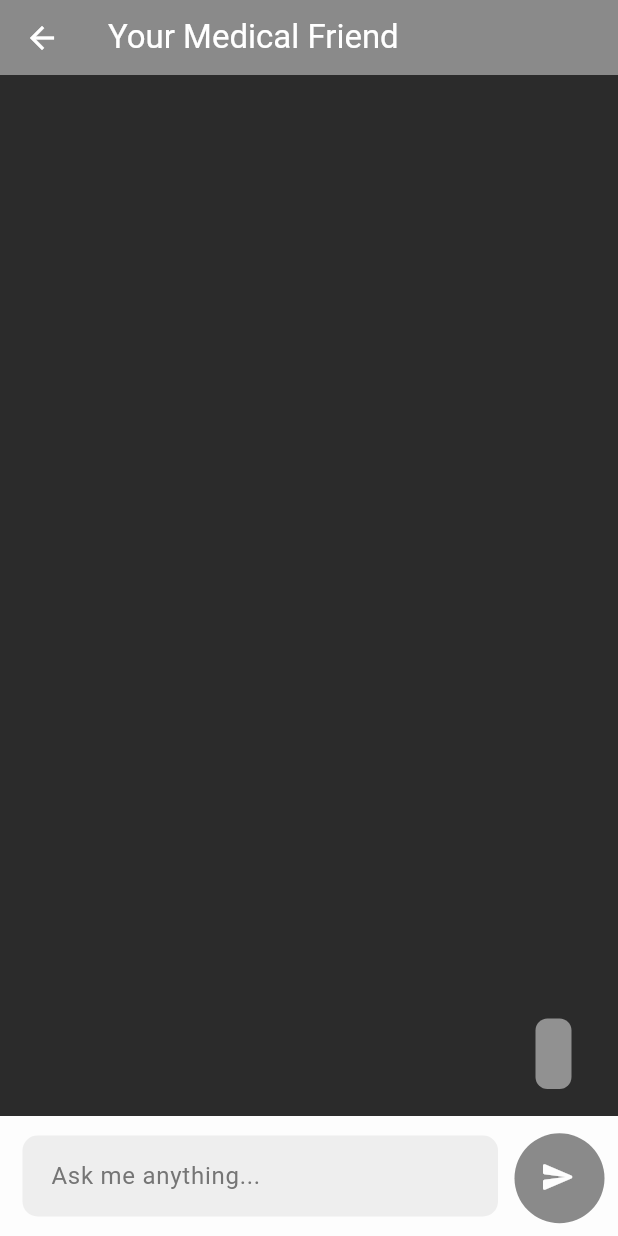
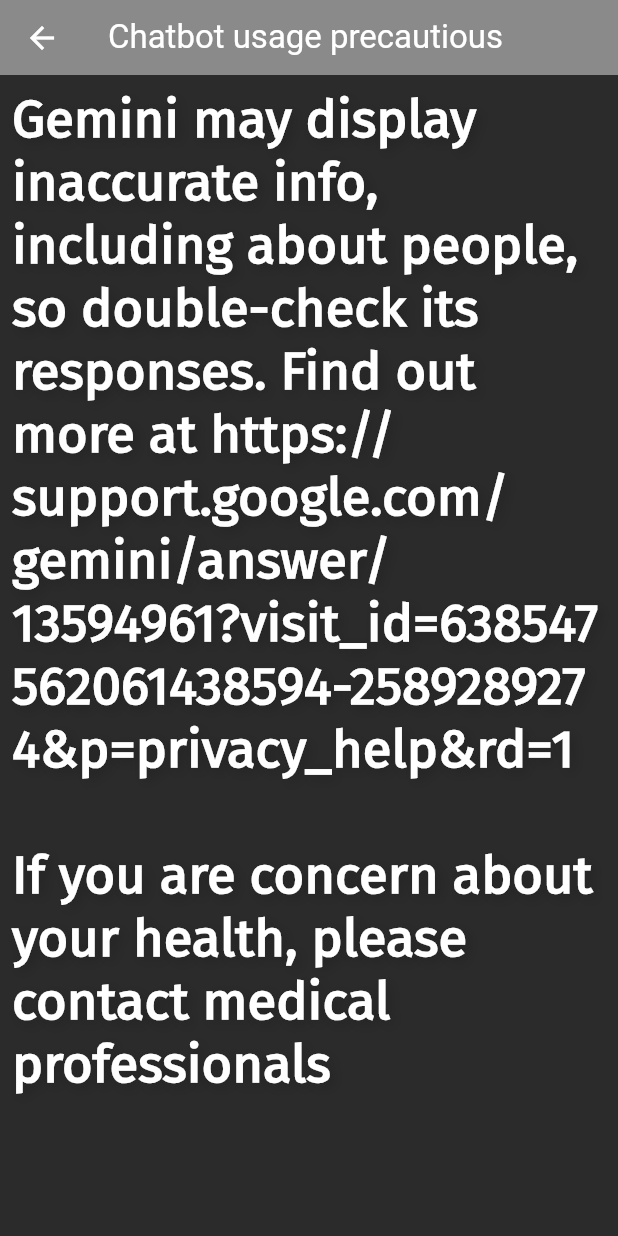
Before and after one commit to Pooh555/NSC_application, a Flutter app: the ChatBotPage screen opened directly, after a tap on the "send" icon, after a tap on "Our chatbot may display inaccurate info,", on a phone screen of 412 x 824 dp. Run offline on Flutter 3.47's test engine with Material 3 defaults, Android fonts, the light colour scheme and no system bars; our stand-ins replace google_generative_ai; network calls fail; Roboto replaces fonts that are missing (Fira_Sans); project files that could hold a hidden picture were left out.

Commit message:
Add precautious page + optimize

```diff
--- a/lib/chatbot.dart
+++ b/lib/chatbot.dart
@@ -4,6 +4,7 @@
 import 'package:google_generative_ai/google_generative_ai.dart';
 
 import 'package:nsc/home.dart';
+import 'chatbotusagewarning.dart';
 
 AppTheme currentTheme = AppTheme(theme);
 
@@ -39,7 +40,7 @@
 
   // Function to scroll to the bottom of the chat history
   void _scrollDown() {
-    WidgetsBinding.instance!.addPostFrameCallback(
+    WidgetsBinding.instance.addPostFrameCallback(
       (_) => _scrollController.animateTo(
         _scrollController.position.minScrollExtent,
         duration: const Duration(milliseconds: 750),
@@ -61,7 +62,7 @@
     _chat = _model.startChat();
 
     // Start timer to hide warning after 5 seconds
-    _timer = Timer(Duration(seconds: 5), () {
+    _timer = Timer(const Duration(seconds: 5), () {
       setState(() {
         _showWarning = false;
       });
@@ -275,7 +276,13 @@
           child: FloatingActionButton(
             backgroundColor: currentTheme.color_3,
             onPressed: () {
-              // Handle tap on warning message button
+              // Navigate to ChatBotWarningPage
+              Navigator.push(
+                context,
+                MaterialPageRoute(
+                  builder: (context) => ChatBotWarningPage(theme: theme),
+                ),
+              );
             },
             child: Center(
               child: RichText(
--- /dev/null
+++ b/lib/chatbotusagewarning.dart
@@ -0,0 +1,28 @@
+import 'package:flutter/material.dart';
+import 'package:nsc/chatbot.dart';
+import 'package:nsc/home.dart';
+
+class ChatBotWarningPage extends StatelessWidget {
+  const ChatBotWarningPage({super.key, required String theme});
+
+  @override
+  Widget build(BuildContext context) {
+    return Scaffold(
+      appBar: AppBar(
+        title: const Text('Chatbot usage precautious'),
+      ),
+      body: Padding(
+        padding: const EdgeInsets.all(8.0),
+        child: RichText(
+          textAlign: TextAlign.left,
+          text: buildTextWithShadow(
+              'Gemini may display inaccurate info, including about people, so double-check its responses. Find out more at https://support.google.com/gemini/answer/13594961?visit_id=638547562061438594-2589289274&p=privacy_help&rd=1\n\nIf you are concern about your health, please contact medical professionals ',
+              useFontFamily,
+              fontSize_3,
+              currentTheme.textColor_1,
+              0.2),
+        ),
+      ),
+    );
+  }
+}
```
